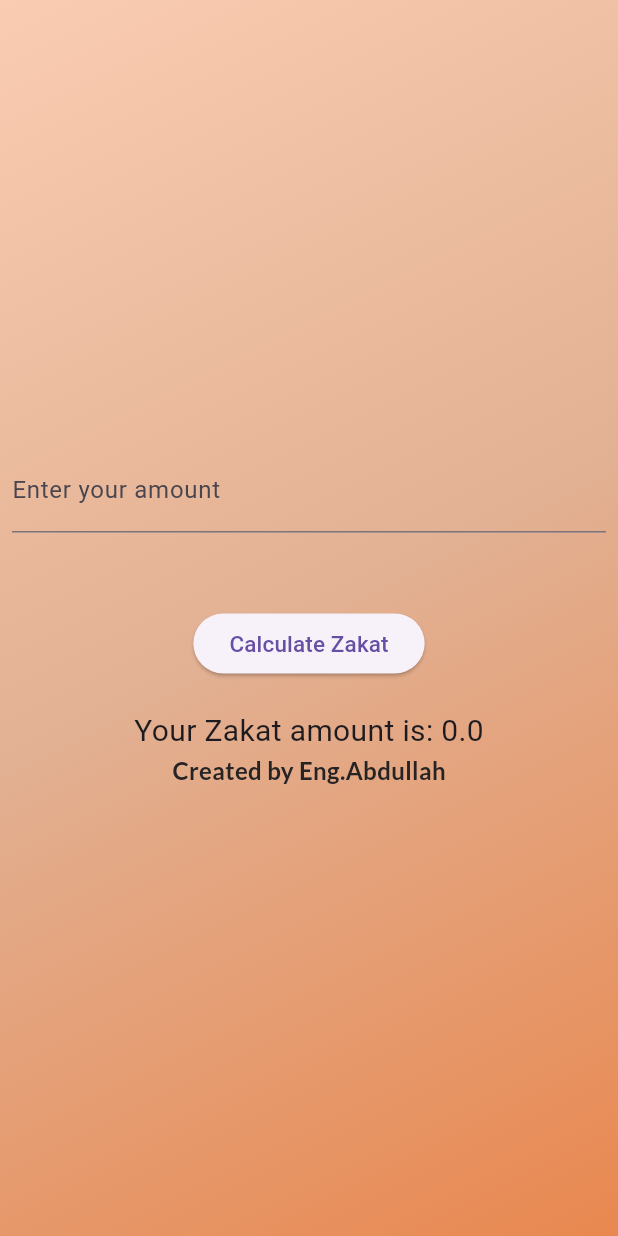
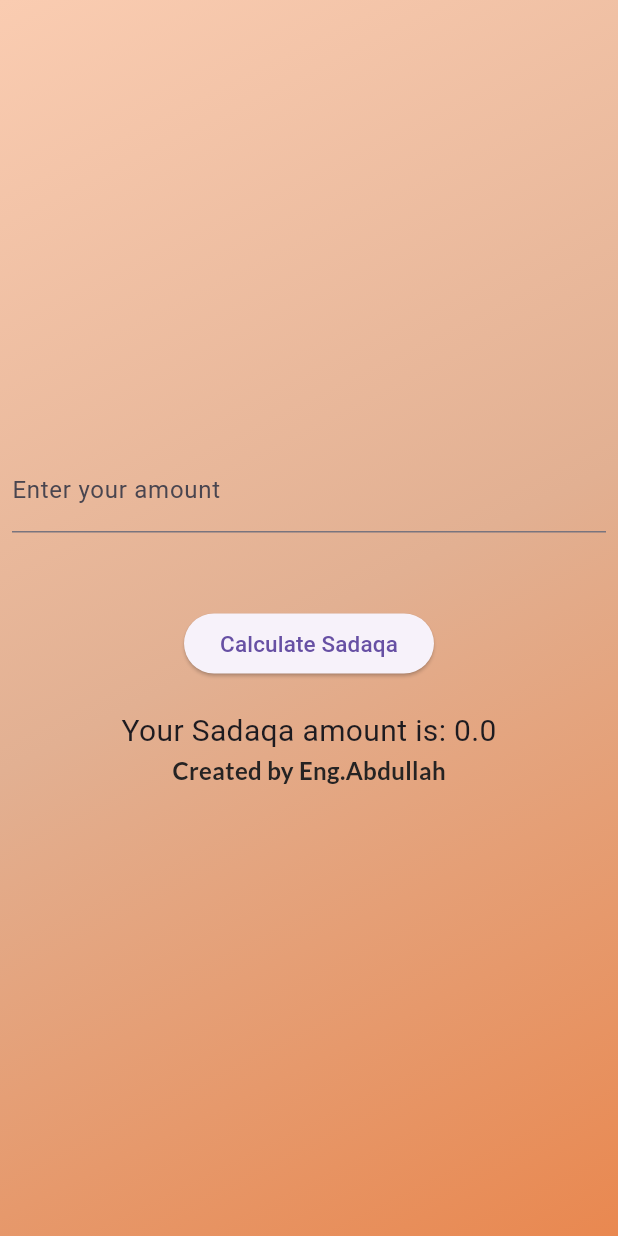
Before and after one commit to Abdullah-XDev/Zakat-App, a Flutter app: the screen it shows after launch, on a phone screen of 412 x 824 dp. Run offline on Flutter 3.47's test engine with Material 3 defaults, Android fonts, the phone set to English and light mode, and no system bars; our stand-ins replace google_fonts.

Commit message:
change name to Sadaqa app

```diff
--- a/lib/zakat_calculator_app.dart
+++ b/lib/zakat_calculator_app.dart
@@ -7,7 +7,7 @@ class ZakatCalculatorApp extends StatelessWidget {
   @override
   Widget build(BuildContext context) {
     return MaterialApp(
-      title: 'Zakat Calculator',
+      title: 'Sadaqa Calculator',
       theme: ThemeData(
         primarySwatch: Colors.blue,
       ),
--- a/lib/zakat_calculator_screen.dart
+++ b/lib/zakat_calculator_screen.dart
@@ -40,13 +40,13 @@ class _ZakatCalculatorScreenState extends State<ZakatCalculatorScreen> {
               ElevatedButton(
                 onPressed: _calculateZakat,
                 child: const Text(
-                  'Calculate Zakat',
+                  'Calculate Sadaqa',
                   style: TextStyle(fontSize: 15),
                 ),
               ),
               const SizedBox(height: 20),
               Text(
-                'Your Zakat amount is: $_zakatAmount',
+                'Your Sadaqa amount is: $_zakatAmount',
                 style: const TextStyle(fontSize: 20),
               ),
               Text(
```
Also changed, not shown: 2 other files.
